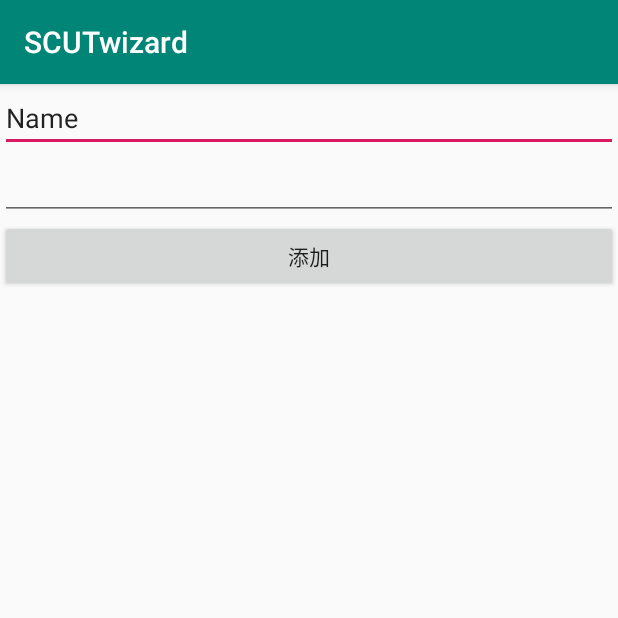
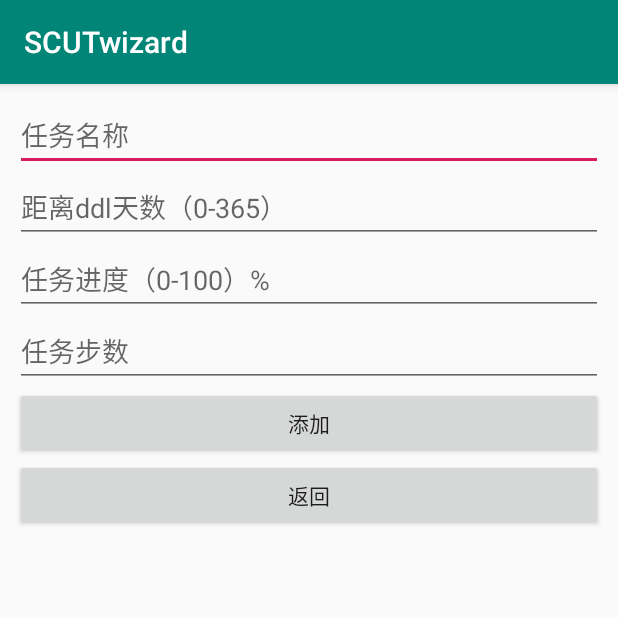
Before and after one commit to scut-wizard/scut-wizard, an Android app: the AddEventActivity screen opened directly, with no data from a screen before it, on a phone screen of 412 x 824 dp, the top half of it. Run offline under Robolectric (Android 15) with nearby library versions, the phone set to English and light mode, and no system bars.

Commit message:
完善noteActivity

```diff
--- a/app/build.gradle
+++ b/app/build.gradle
@@ -30,6 +30,7 @@ dependencies {
     androidTestImplementation 'androidx.test.espresso:espresso-core:3.1.1'
     implementation 'com.github.rey5137:material:1.3.0'
     implementation 'androidx.percentlayout:percentlayout:1.0.0'
+    implementation 'com.google.android.gms:play-services-maps:17.0.0'
     // implementation 'com.android.support:design:27.1.1'
     // implementation 'com.android.support:support-v4:27.1.1'
 }
--- a/app/src/main/AndroidManifest.xml
+++ b/app/src/main/AndroidManifest.xml
@@ -22,7 +22,7 @@
         <activity android:name=".HelperActivity" />
         <activity
             android:name=".NoteActivity"
-            android:label="@string/title_activity_note"></activity>
+            android:label="DDL助手"></activity>
         <activity android:name=".AddEventActivity"></activity>
         <activity
             android:name=".MapActivity"
--- a/app/src/main/java/com/scut/scutwizard/AddEventActivity.java
+++ b/app/src/main/java/com/scut/scutwizard/AddEventActivity.java
@@ -4,9 +4,11 @@ import android.content.ContentValues;
 import android.content.Intent;
 import android.database.sqlite.SQLiteDatabase;
 import android.os.Bundle;
+import android.text.TextUtils;
 import android.view.View;
 import android.widget.Button;
 import android.widget.EditText;
+import android.widget.Toast;
 
 
 import org.w3c.dom.Text;
@@ -14,35 +16,74 @@ import org.w3c.dom.Text;
 import androidx.annotation.Nullable;
 import androidx.appcompat.app.AppCompatActivity;
 
+import static java.lang.Double.parseDouble;
 import static java.lang.Double.valueOf;
+import static java.lang.Integer.parseInt;
 
 public class AddEventActivity extends AppCompatActivity {
 
     public EditText add_event_et_name;
     public EditText add_event_et_progress;
     public Button confirmAdd_btn;
+    public Button return_btn;
+    public EditText add_event_et_daysLeft;
+    public EditText add_event_et_step;
 
     @Override
     protected void onCreate(@Nullable Bundle savedInstanceState) {
         super.onCreate(savedInstanceState);
         setContentView(R.layout.activity_add_event);
         confirmAdd_btn = (Button) findViewById(R.id.confirm_add_btn);
+        return_btn= (Button) findViewById(R.id.return_btn);
         add_event_et_name = (EditText) findViewById(R.id.add_event_et_name);
         add_event_et_progress = (EditText) findViewById(R.id.add_event_et_progress);
+        add_event_et_daysLeft = (EditText) findViewById(R.id.add_event_et_daysLeft);
+        add_event_et_step = (EditText) findViewById(R.id.add_event_et_step);
+
         confirmAdd_btn.setOnClickListener(new View.OnClickListener() {
             @Override
             public void onClick(View v) {
+
+
+                //判断输入合理性
+                if(TextUtils.isEmpty(add_event_et_name.getText().toString())||TextUtils.isEmpty(add_event_et_progress.getText())||TextUtils.isEmpty(add_event_et_step.getText())||TextUtils.isEmpty(add_event_et_daysLeft.getText())){
+                    Toast.makeText(AddEventActivity.this,"输入均不能为空",Toast.LENGTH_SHORT).show();
+                }else{
                     String name = add_event_et_name.getText().toString();
-                double progress = valueOf(add_event_et_progress.getText().toString());
+                    double progress = parseDouble(add_event_et_progress.getText().toString());
+                    int step = parseInt(add_event_et_step.getText().toString());
+                    int daysLeft = parseInt(add_event_et_daysLeft.getText().toString());
 
+                    if(progress<0||progress>100){
+                        Toast.makeText(AddEventActivity.this,"完成进度输入0-100的数字",Toast.LENGTH_SHORT).show();
+                    }else if(step<1||step>10){
+                        Toast.makeText(AddEventActivity.this,"步数输入1-10的整数",Toast.LENGTH_SHORT).show();
+                    }else if(daysLeft<1||daysLeft>365){
+                        Toast.makeText(AddEventActivity.this,"完成进度输入1-365的整数",Toast.LENGTH_SHORT).show();
+                    }else{
                         noteDatabaseHelper dbHelper = new noteDatabaseHelper(AddEventActivity.this, "event_db", null, 1);
                         SQLiteDatabase note_db = dbHelper.getWritableDatabase();
 
                         ContentValues values = new ContentValues();
                         values.put("name", name);
+                        values.put("daysLeft", daysLeft);
                         values.put("progress", progress);
+                        values.put("step",step);
+                        if(progress>=100)values.put("finish",1);
+                        else values.put("finish",0);
                         note_db.insert("event_table", null, values);
 
+                        startActivity(new Intent(AddEventActivity.this, NoteActivity.class));
+                    }
+
+                }
+
+
+            }
+        });
+        return_btn.setOnClickListener(new View.OnClickListener(){
+            @Override
+            public void onClick(View v) {
                 startActivity(new Intent(AddEventActivity.this, NoteActivity.class));
             }
         });
--- a/app/src/main/java/com/scut/scutwizard/noteDatabaseHelper.java
+++ b/app/src/main/java/com/scut/scutwizard/noteDatabaseHelper.java
@@ -13,7 +13,10 @@ public class noteDatabaseHelper extends SQLiteOpenHelper {
     public static final String CREATE_EVENT = "create table event_table("
             + "id integer primary key autoincrement,"
             + " name varchar(20),"
-            + " progress real)";
+            + " daysLeft int,"
+            + " progress real,"
+            + " step int,"
+            + " finish int)";
 
     @Override
     public void onCreate(SQLiteDatabase db) {
--- a/app/src/main/res/layout/activity_add_event.xml
+++ b/app/src/main/res/layout/activity_add_event.xml
@@ -2,7 +2,8 @@
 <LinearLayout xmlns:android="http://schemas.android.com/apk/res/android"
     android:orientation="vertical"
     android:layout_width="match_parent"
-    android:layout_height="match_parent">
+    android:layout_height="match_parent"
+    android:padding="10dp">
 
     <EditText
         android:id="@+id/add_event_et_name"
@@ -10,18 +11,40 @@
         android:layout_height="wrap_content"
         android:ems="10"
         android:inputType="textPersonName"
-        android:text="Name" />
+        android:hint="任务名称"/>
+
+    <EditText
+        android:id="@+id/add_event_et_daysLeft"
+        android:layout_width="match_parent"
+        android:layout_height="wrap_content"
+        android:ems="10"
+        android:inputType="number"
+        android:hint="距离ddl天数（0-365）"/>
 
     <EditText
         android:id="@+id/add_event_et_progress"
         android:layout_width="match_parent"
         android:layout_height="wrap_content"
         android:ems="10"
-        android:inputType="number" />
+        android:inputType="number"
+        android:hint="任务进度（0-100）%"/>
+
+    <EditText
+        android:id="@+id/add_event_et_step"
+        android:layout_width="match_parent"
+        android:layout_height="wrap_content"
+        android:ems="10"
+        android:inputType="number"
+        android:hint="任务步数"/>
 
     <Button
-        android:id="@+id/confirm_add_btn"
+    android:id="@+id/confirm_add_btn"
+    android:layout_width="match_parent"
+    android:layout_height="wrap_content"
+    android:text="添加" />
+    <Button
+        android:id="@+id/return_btn"
         android:layout_width="match_parent"
         android:layout_height="wrap_content"
-        android:text="添加" />
+        android:text="返回" />
 </LinearLayout>
```
Also changed, not shown: app/src/main/java/com/scut/scutwizard/Event.java (+71 -7 lines), app/src/main/java/com/scut/scutwizard/NoteActivity.java (+25 -16 lines), app/src/main/res/layout/activity_map.xml (added, +10 -0 lines), app/src/main/res/layout/event_item.xml (+5 -5 lines). Lines whose indentation alone changed are shown as unchanged.
